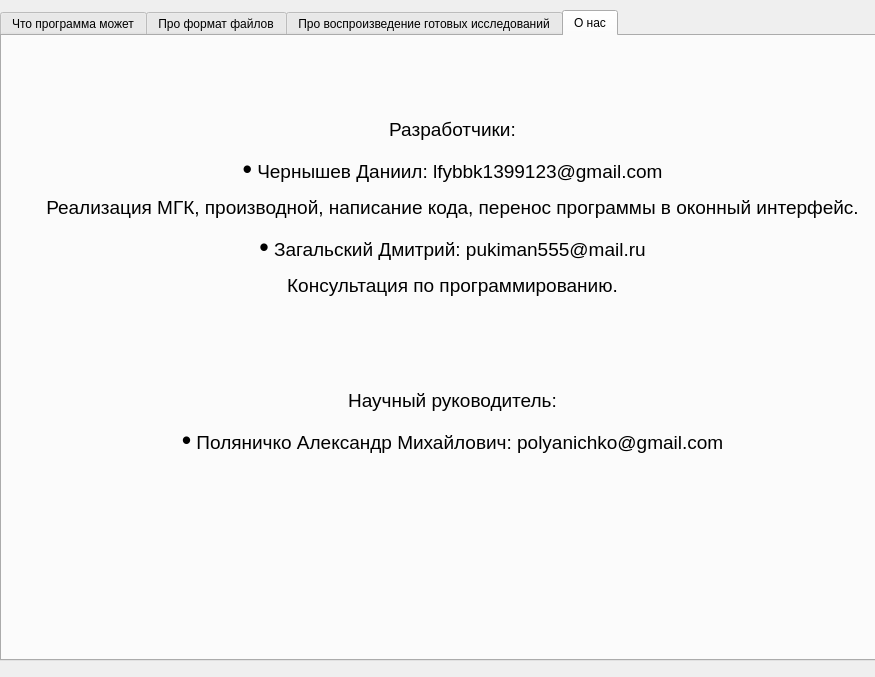
Above: interface/AboutWindow.ui from daniil432/PCA_for_IR-spectra_of_blood before the change. Below: the same form after it.
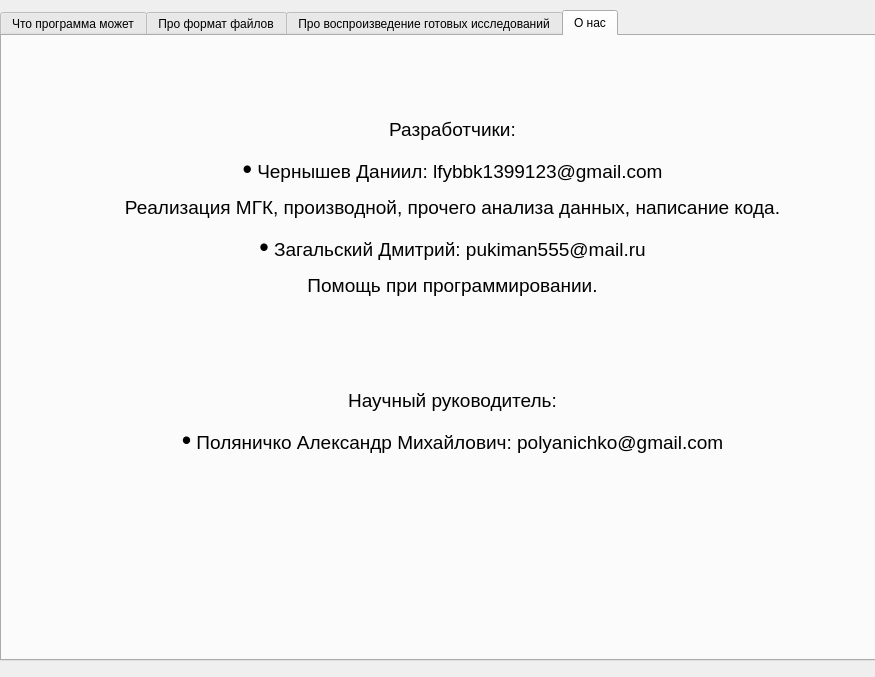
That is the form after the change. The open tabs and pages were chosen to show the change.

The edit to the form file:
```diff
--- a/interface/AboutWindow.ui
+++ b/interface/AboutWindow.ui
@@ -102,7 +102,7 @@
       </rect>
      </property>
      <property name="text">
-      <string>&lt;html&gt;&lt;head/&gt;&lt;body&gt;&lt;p align=&quot;center&quot;&gt;&lt;span style=&quot; font-size:14pt;&quot;&gt;Разработчики:&lt;/span&gt;&lt;/p&gt;&lt;p align=&quot;center&quot;&gt;&lt;span style=&quot; font-size:20pt;&quot;&gt;•&lt;/span&gt;&lt;span style=&quot; font-size:14pt;&quot;&gt; Чернышев Даниил: lfybbk1399123@gmail.com&lt;/span&gt;&lt;/p&gt;&lt;p align=&quot;center&quot;&gt;&lt;span style=&quot; font-size:14pt;&quot;&gt;Реализация МГК, производной, написание кода, перенос программы в оконный интерфейс.&lt;/span&gt;&lt;/p&gt;&lt;p align=&quot;center&quot;&gt;&lt;span style=&quot; font-size:20pt;&quot;&gt;•&lt;/span&gt;&lt;span style=&quot; font-size:14pt;&quot;&gt; Загальский Дмитрий: pukiman555@mail.ru&lt;/span&gt;&lt;/p&gt;&lt;p align=&quot;center&quot;&gt;&lt;span style=&quot; font-size:14pt;&quot;&gt;Консультация по программированию.&lt;/span&gt;&lt;/p&gt;&lt;p align=&quot;center&quot;&gt;&lt;br/&gt;&lt;/p&gt;&lt;p align=&quot;center&quot;&gt;&lt;br/&gt;&lt;/p&gt;&lt;p align=&quot;center&quot;&gt;&lt;span style=&quot; font-size:14pt;&quot;&gt;Научный руководитель:&lt;/span&gt;&lt;/p&gt;&lt;p align=&quot;center&quot;&gt;&lt;span style=&quot; font-size:20pt;&quot;&gt;•&lt;/span&gt;&lt;span style=&quot; font-size:14pt;&quot;&gt; Поляничко Александр Михайлович: polyanichko@gmail.com&lt;/span&gt;&lt;/p&gt;&lt;/body&gt;&lt;/html&gt;</string>
+      <string>&lt;html&gt;&lt;head/&gt;&lt;body&gt;&lt;p align=&quot;center&quot;&gt;&lt;span style=&quot; font-size:14pt;&quot;&gt;Разработчики:&lt;/span&gt;&lt;/p&gt;&lt;p align=&quot;center&quot;&gt;&lt;span style=&quot; font-size:20pt;&quot;&gt;•&lt;/span&gt;&lt;span style=&quot; font-size:14pt;&quot;&gt; Чернышев Даниил: lfybbk1399123@gmail.com&lt;/span&gt;&lt;/p&gt;&lt;p align=&quot;center&quot;&gt;&lt;span style=&quot; font-size:14pt;&quot;&gt;Реализация МГК, производной, прочего анализа данных, написание кода.&lt;/span&gt;&lt;/p&gt;&lt;p align=&quot;center&quot;&gt;&lt;span style=&quot; font-size:20pt;&quot;&gt;•&lt;/span&gt;&lt;span style=&quot; font-size:14pt;&quot;&gt; Загальский Дмитрий: pukiman555@mail.ru&lt;/span&gt;&lt;/p&gt;&lt;p align=&quot;center&quot;&gt;&lt;span style=&quot; font-size:14pt;&quot;&gt; Помощь при программировании.&lt;/span&gt;&lt;/p&gt;&lt;p align=&quot;center&quot;&gt;&lt;br/&gt;&lt;/p&gt;&lt;p align=&quot;center&quot;&gt;&lt;br/&gt;&lt;/p&gt;&lt;p align=&quot;center&quot;&gt;&lt;span style=&quot; font-size:14pt;&quot;&gt;Научный руководитель:&lt;/span&gt;&lt;/p&gt;&lt;p align=&quot;center&quot;&gt;&lt;span style=&quot; font-size:20pt;&quot;&gt;•&lt;/span&gt;&lt;span style=&quot; font-size:14pt;&quot;&gt; Поляничко Александр Михайлович: polyanichko@gmail.com&lt;/span&gt;&lt;/p&gt;&lt;/body&gt;&lt;/html&gt;</string>
      </property>
      <property name="wordWrap">
       <bool>true</bool>
```
Left out of the diff: 2 changed lines with no effect on the pictures.
